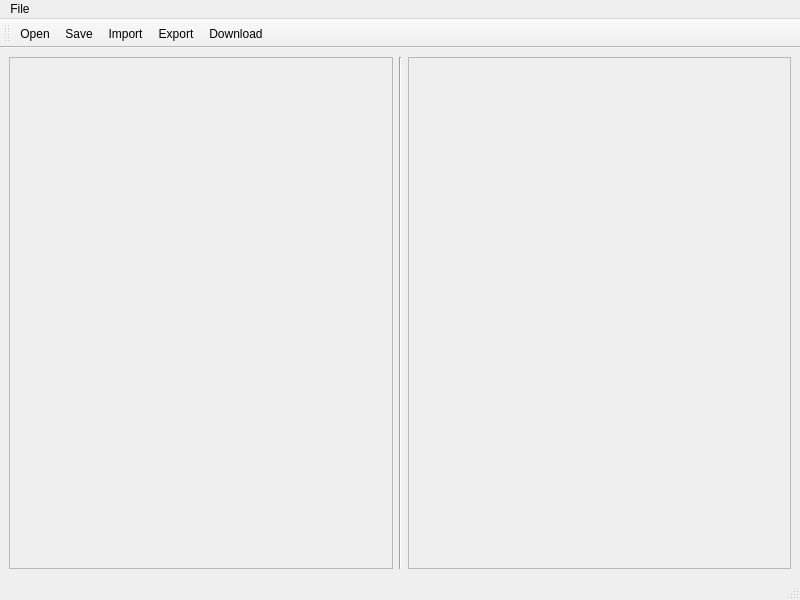
Qt form ui/mainwindow.ui (DrLutzi/wakfu-theme-manager) before a commit.
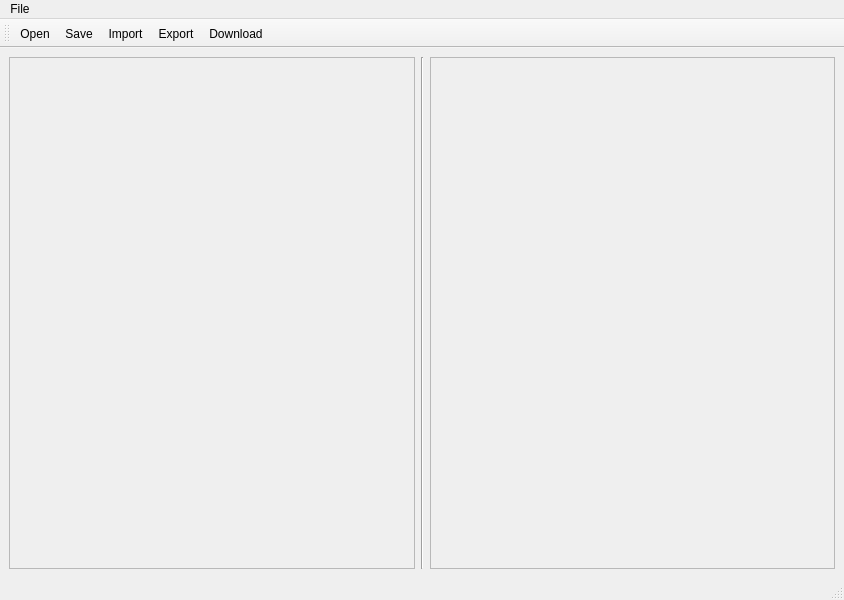
The same form after that commit.

Diff of the .ui file:
```diff
--- a/ui/mainwindow.ui
+++ b/ui/mainwindow.ui
@@ -6,7 +6,7 @@
    <rect>
     <x>0</x>
     <y>0</y>
-    <width>800</width>
+    <width>844</width>
     <height>600</height>
    </rect>
   </property>
@@ -16,16 +16,28 @@
   <widget class="QWidget" name="centralwidget">
    <layout class="QHBoxLayout" name="horizontalLayout">
     <item>
-     <widget class="QScrollArea" name="scrollArea">
+     <widget class="QScrollArea" name="scrollArea_stash">
+      <property name="minimumSize">
+       <size>
+        <width>128</width>
+        <height>0</height>
+       </size>
+      </property>
+      <property name="acceptDrops">
+       <bool>true</bool>
+      </property>
+      <property name="horizontalScrollBarPolicy">
+       <enum>Qt::ScrollBarAlwaysOff</enum>
+      </property>
       <property name="widgetResizable">
        <bool>true</bool>
       </property>
-      <widget class="QWidget" name="scrollAreaWidgetContents">
+      <widget class="QWidget" name="scrollAreaWidgetContents_stash">
        <property name="geometry">
         <rect>
          <x>0</x>
          <y>0</y>
-         <width>382</width>
+         <width>404</width>
          <height>504</height>
         </rect>
        </property>
@@ -40,7 +52,16 @@
      </widget>
     </item>
     <item>
-     <widget class="QScrollArea" name="scrollArea_2">
+     <widget class="QScrollArea" name="scrollArea_used">
+      <property name="minimumSize">
+       <size>
+        <width>128</width>
+        <height>0</height>
+       </size>
+      </property>
+      <property name="acceptDrops">
+       <bool>true</bool>
+      </property>
       <property name="widgetResizable">
        <bool>true</bool>
       </property>
@@ -49,7 +70,7 @@
         <rect>
          <x>0</x>
          <y>0</y>
-         <width>381</width>
+         <width>403</width>
          <height>504</height>
         </rect>
        </property>
@@ -63,7 +84,7 @@
     <rect>
      <x>0</x>
      <y>0</y>
-     <width>800</width>
+     <width>844</width>
      <height>22</height>
     </rect>
    </property>
```
Left out of the diff: 2 changed lines with no effect on the pictures.
